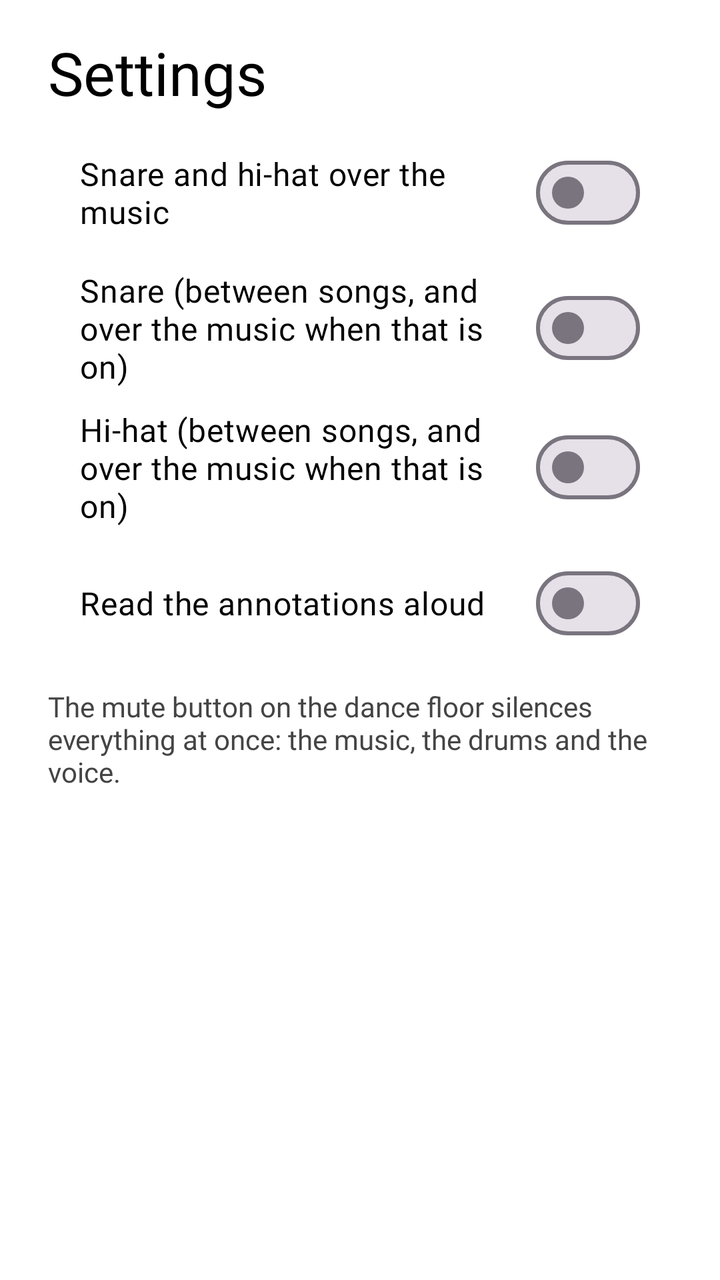
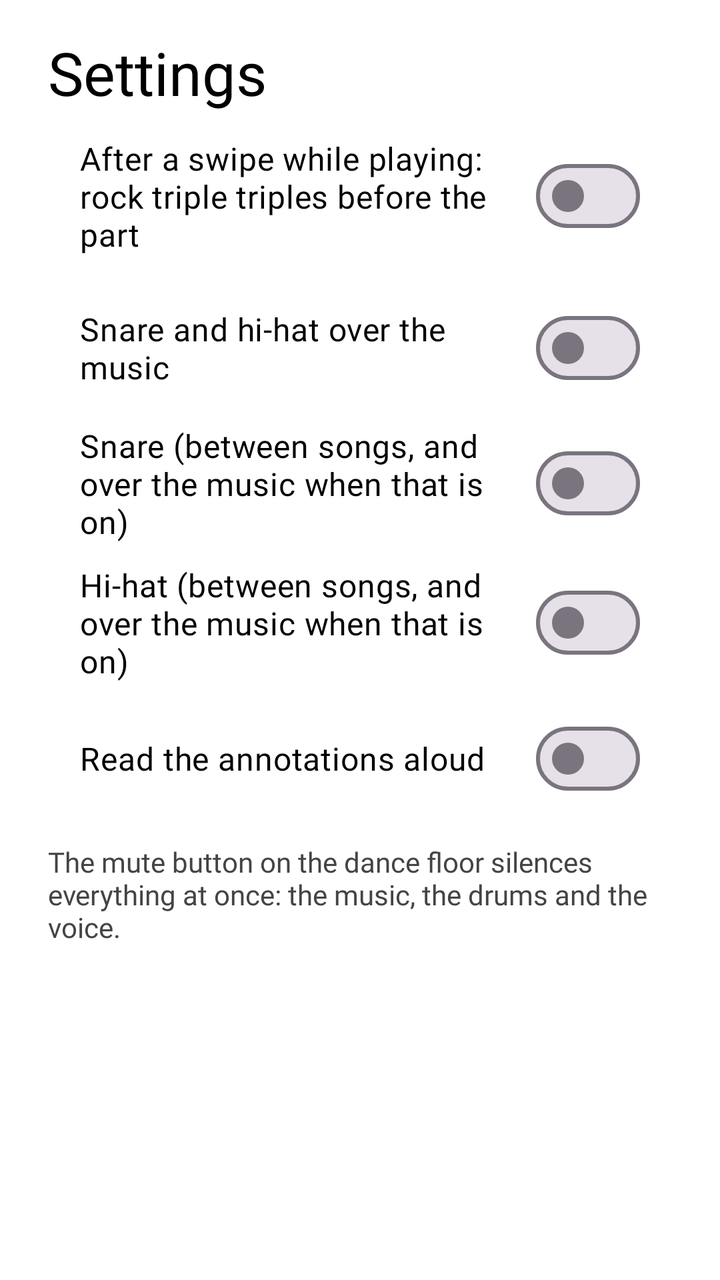

Screens rendered from an Android XML layout before and after an edit, with the pre-edit source and the edit as a unified diff.
<!-- AndroidManifest.xml: application theme Theme.SixStep -->
<!-- res/layout/activity_settings.xml -->
<?xml version="1.0" encoding="utf-8"?>
<ScrollView xmlns:android="http://schemas.android.com/apk/res/android"
    android:id="@+id/root"
    android:layout_width="match_parent"
    android:layout_height="match_parent">

    <LinearLayout
        android:layout_width="match_parent"
        android:layout_height="wrap_content"
        android:orientation="vertical"
        android:paddingStart="24dp"
        android:paddingTop="16dp"
        android:paddingEnd="24dp"
        android:paddingBottom="24dp">

        <TextView
            android:layout_width="wrap_content"
            android:layout_height="wrap_content"
            android:text="@string/settings"
            android:textColor="#000000"
            android:textSize="30sp"
            android:fontFamily="@font/inter_extrabold" />

        <com.google.android.material.materialswitch.MaterialSwitch
            android:id="@+id/setOverlay"
            android:layout_width="match_parent"
            android:layout_height="wrap_content"
            android:layout_marginTop="12dp"
            android:paddingStart="16dp"
            android:paddingEnd="16dp"
            android:minHeight="56dp"
            android:text="@string/set_overlay"
            android:textColor="#000000"
            android:textSize="16sp"
            android:fontFamily="@font/inter_semibold" />

        <com.google.android.material.materialswitch.MaterialSwitch
            android:id="@+id/setSnare"
            android:layout_width="match_parent"
            android:layout_height="wrap_content"
            android:layout_marginTop="10dp"
            android:paddingStart="16dp"
            android:paddingEnd="16dp"
            android:minHeight="56dp"
            android:text="@string/set_snare"
            android:textColor="#000000"
            android:textSize="16sp"
            android:fontFamily="@font/inter_semibold" />

        <com.google.android.material.materialswitch.MaterialSwitch
            android:id="@+id/setHihat"
            android:layout_width="match_parent"
            android:layout_height="wrap_content"
            android:layout_marginTop="10dp"
            android:paddingStart="16dp"
            android:paddingEnd="16dp"
            android:minHeight="56dp"
            android:text="@string/set_hihat"
            android:textColor="#000000"
            android:textSize="16sp"
            android:fontFamily="@font/inter_semibold" />

        <com.google.android.material.materialswitch.MaterialSwitch
            android:id="@+id/setVoice"
            android:layout_width="match_parent"
            android:layout_height="wrap_content"
            android:layout_marginTop="10dp"
            android:paddingStart="16dp"
            android:paddingEnd="16dp"
            android:minHeight="56dp"
            android:text="@string/set_voice"
            android:textColor="#000000"
            android:textSize="16sp"
            android:fontFamily="@font/inter_semibold" />

        <TextView
            android:layout_width="match_parent"
            android:layout_height="wrap_content"
            android:layout_marginTop="14dp"
            android:text="@string/set_mute_note"
            android:textColor="#444444"
            android:textSize="14sp"
            android:fontFamily="@font/inter_regular" />

        <TextView
            android:id="@+id/about"
            android:layout_width="match_parent"
            android:layout_height="wrap_content"
            android:layout_marginTop="24dp"
            android:textColor="#777777"
            android:textSize="12sp"
            android:fontFamily="@font/inter_regular" />
    </LinearLayout>
</ScrollView>
<!-- resources referenced by this layout -->
<resources>
  <string name="set_hihat">Hi-hat (between songs, and over the music when that is on)</string>
  <string name="set_mute_note">The mute button on the dance floor silences everything at once: the music, the drums and the voice.</string>
  <string name="set_overlay">Snare and hi-hat over the music</string>
  <string name="set_snare">Snare (between songs, and over the music when that is on)</string>
  <string name="set_voice">Read the annotations aloud</string>
  <string name="settings">Settings</string>
  <style name="Theme.SixStep" parent="Theme.Material3.Light.NoActionBar">
          <item name="colorPrimary">@color/leader</item>
          <item name="colorSecondary">@color/follower</item>
          <item name="android:windowBackground">@color/floor</item>
      </style>
  <color name="leader">#2E6EE6</color>
  <color name="follower">#EB50A0</color>
  <color name="floor">#FFFFFF</color>
</resources>

<!-- the commit's change to res/layout/activity_settings.xml (unified diff, before → after) -->
@@ -21,11 +21,25 @@
             android:textSize="30sp"
             android:fontFamily="@font/inter_extrabold" />
 
+        
+        <com.google.android.material.materialswitch.MaterialSwitch
+            android:id="@+id/setLeadIn"
+            android:layout_width="match_parent"
+            android:layout_height="wrap_content"
+            android:layout_marginTop="12dp"
+            android:paddingStart="16dp"
+            android:paddingEnd="16dp"
+            android:minHeight="56dp"
+            android:text="@string/set_lead_in"
+            android:textColor="#000000"
+            android:textSize="16sp"
+            android:fontFamily="@font/inter_semibold" />
+
         <com.google.android.material.materialswitch.MaterialSwitch
             android:id="@+id/setOverlay"
             android:layout_width="match_parent"
             android:layout_height="wrap_content"
-            android:layout_marginTop="12dp"
+            android:layout_marginTop="18dp"
             android:paddingStart="16dp"
             android:paddingEnd="16dp"
             android:minHeight="56dp"
<!-- resource entries referenced after the edit -->
@@ -1,6 +1,7 @@
 <!-- resources referenced by this layout -->
 <resources>
   <string name="set_hihat">Hi-hat (between songs, and over the music when that is on)</string>
+  <string name="set_lead_in">After a swipe while playing: rock triple triples before the part</string>
   <string name="set_mute_note">The mute button on the dance floor silences everything at once: the music, the drums and the voice.</string>
   <string name="set_overlay">Snare and hi-hat over the music</string>
   <string name="set_snare">Snare (between songs, and over the music when that is on)</string>
